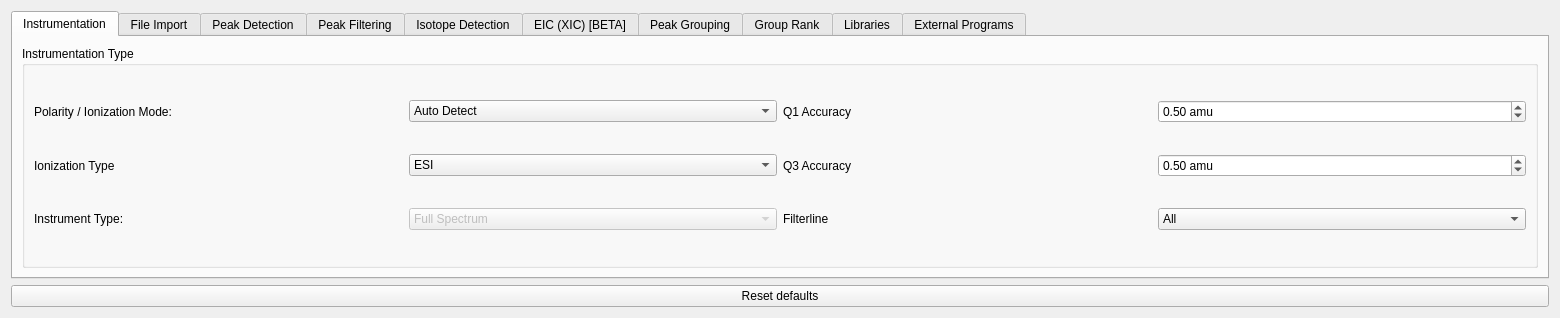
The window that src/gui/mzroll/forms/settingsform.ui (ElucidataInc/ElMaven) describes before a commit, drawn with Qt 5.
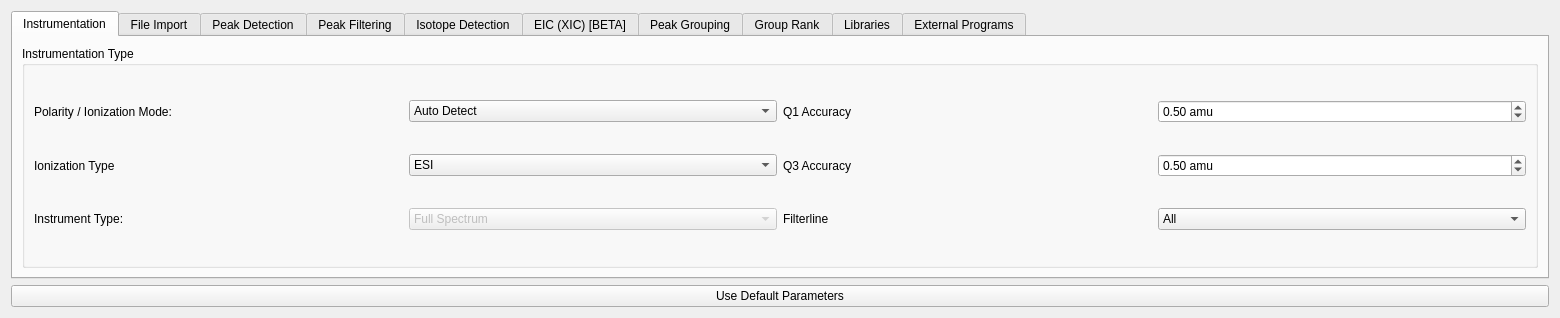
The same window after the commit. Icons and pictures are not drawn.

Commit message: ref: use better label  for Reset button

Diff of the .ui file:
```diff
--- a/src/gui/mzroll/forms/settingsform.ui
+++ b/src/gui/mzroll/forms/settingsform.ui
@@ -1407,7 +1407,7 @@
    <item row="1" column="0">
     <widget class="QPushButton" name="resetButton">
      <property name="text">
-      <string>Reset defaults</string>
+      <string>Use Default Parameters</string>
      </property>
     </widget>
    </item>
```
The commit also changes 1 other file.
